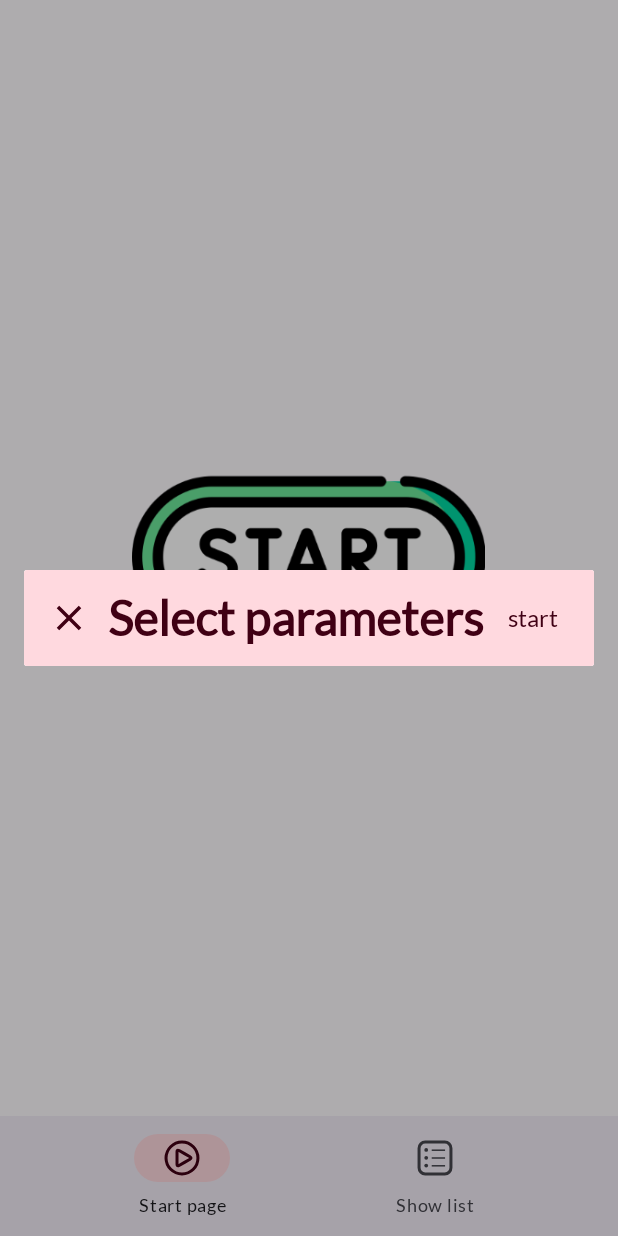
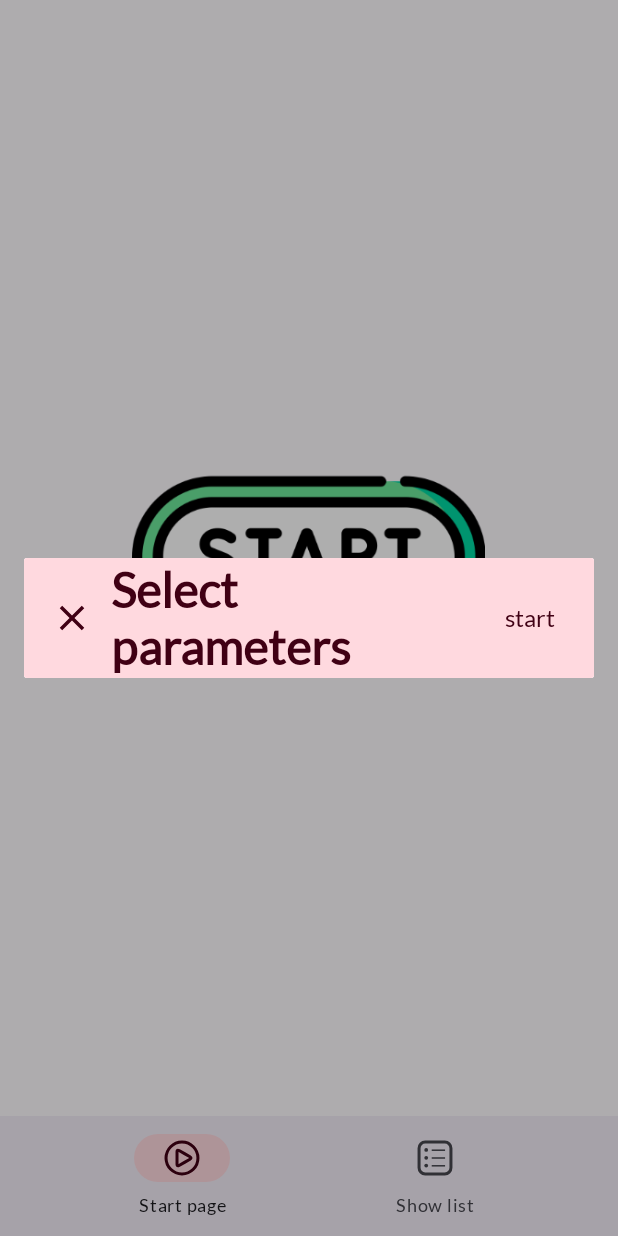
Before and after one commit to djdiidd/TrainingCompanion, an Android app: the fragment WorkoutStartFSDialog placed in its activity, on a phone screen of 412 x 824 dp. Run offline under Robolectric (Android 15) with nearby library versions, the phone set to English and light mode, and no system bars; our stand-ins replace data binding; Roboto replaces fonts that are not available here.

Commit message:
Обновление анимаций диалогового окна; Изменение разметки для поддержания малых экранов; Частичное исправление ошибки отображения таймера; Продолжение оптимизации памяти путем удаления ненужных файлов;

```diff
--- a/app/src/main/java/com/companion/android/trainingcompanion/activities/MainActivity.kt
+++ b/app/src/main/java/com/companion/android/trainingcompanion/activities/MainActivity.kt
@@ -720,7 +720,7 @@ class MainActivity : AppCompatActivity(),
 
                 timer.setDefaults(viewModel.restTime.value!!)
 
-                timer.attachUI( // STOPSHIP: TESTING
+                timer.attachUI(
                     findViewById(R.id.set_timer),
                     findViewById(R.id.set_timer_progress)
                 )
--- a/app/src/main/res/anim/anim_bounce.xml
+++ b/app/src/main/res/anim/anim_bounce.xml
@@ -11,5 +11,5 @@
         android:toXScale="1.0"
         android:fromYScale="0.85"
         android:toYScale="1.0"
-        android:duration="800"/>
+        android:duration="600"/>
 </set>
--- /dev/null
+++ b/app/src/main/res/anim/anim_fade_out.xml
@@ -0,0 +1,6 @@
+<?xml version="1.0" encoding="utf-8"?>
+<alpha xmlns:android="http://schemas.android.com/apk/res/android"
+    android:duration="@android:integer/config_shortAnimTime"
+    android:fromAlpha="1.0"
+    android:interpolator="?attr/quantizeMotionInterpolator"
+    android:toAlpha="0.0" />
--- a/app/src/main/res/layout/activity_main.xml
+++ b/app/src/main/res/layout/activity_main.xml
@@ -54,7 +54,7 @@
                         android:id="@+id/options_button"
                         android:layout_width="wrap_content"
                         android:layout_height="wrap_content"
-                        android:layout_marginEnd="14dp"
+                        android:layout_marginEnd="8dp"
                         android:background="@android:color/transparent"
                         android:minWidth="48dp"
                         android:minHeight="48dp"
@@ -83,6 +83,7 @@
             android:layout_width="wrap_content"
             android:layout_height="match_parent"
             android:layout_gravity="end"
+            android:background="@color/md_theme_surface"
             app:headerLayout="@layout/side_header">
 
             <!-- Тело бокового меню -->
@@ -102,19 +103,22 @@
                         android:layout_width="match_parent"
                         android:layout_height="wrap_content"
                         android:layout_margin="12dp"
-                        android:text="@string/title_change_workout_settings" />
+                        android:text="@string/title_change_workout_settings"
+                        android:textColor="@color/md_theme_onSurface" />
 
                     <!-- Выбор места тренировки -->
                     <TextView
                         android:id="@+id/side_menu_place"
                         android:layout_width="match_parent"
                         android:layout_height="40dp"
+                        android:layout_marginLeft="12dp"
+                        android:drawableStart="@drawable/ic_place_on_24"
+                        android:drawablePadding="10dp"
+                        android:drawableTint="@color/md_theme_onSurface"
                         android:gravity="center_vertical"
-                        android:textSize="16sp"
-                        android:layout_marginLeft="12dp"
-                        android:drawablePadding="10dp"
-                        android:text="@string/select_training_place"
-                        android:drawableStart="@drawable/ic_place_on_24"/>
+                        android:text="@string/workout_place"
+                        android:textColor="@color/md_theme_onSurface"
+                        android:textSize="16sp" />
 
                     <!-- Динамичная вкладка для выбора нового места -->
                     <androidx.constraintlayout.widget.ConstraintLayout
@@ -130,36 +134,42 @@
                             android:id="@+id/sub_menu_dynamic_place_home"
                             android:layout_width="match_parent"
                             android:layout_height="40dp"
+                            android:drawableStart="@drawable/ic_home_24"
+                            android:drawablePadding="8dp"
+                            android:drawableTint="@color/md_theme_onSurface"
                             android:gravity="center_vertical"
-                            app:layout_constraintTop_toTopOf="parent"
+                            android:text="@string/array_item_at_home"
+                            android:textColor="@color/md_theme_onSurface"
                             android:textSize="14sp"
-                            android:drawablePadding="8dp"
-                            android:text="@string/array_item_at_home"
-                            android:drawableStart="@drawable/ic_home_24"/>
+                            app:layout_constraintTop_toTopOf="parent" />
 
                         <!-- Подпункт динамичного меню -->
                         <TextView
                             android:id="@+id/sub_menu_dynamic_place_gym"
                             android:layout_width="match_parent"
                             android:layout_height="34dp"
+                            android:drawableStart="@drawable/ic_gym"
+                            android:drawablePadding="8dp"
+                            android:drawableTint="@color/md_theme_onSurface"
                             android:gravity="center_vertical"
+                            android:text="@string/array_item_in_gym"
+                            android:textColor="@color/md_theme_onSurface"
                             android:textSize="14sp"
-                            app:layout_constraintTop_toBottomOf="@id/sub_menu_dynamic_place_home"
-                            android:drawablePadding="8dp"
-                            android:text="@string/array_item_in_gym"
-                            android:drawableStart="@drawable/ic_gym"/>
+                            app:layout_constraintTop_toBottomOf="@id/sub_menu_dynamic_place_home" />
 
                         <!-- Подпункт динамичного меню -->
                         <TextView
                             android:id="@+id/sub_menu_dynamic_place_outdoors"
                             android:layout_width="match_parent"
                             android:layout_height="34dp"
+                            android:drawableStart="@drawable/ic_outdoors"
+                            android:drawablePadding="8dp"
+                            android:drawableTint="@color/md_theme_onSurface"
                             android:gravity="center_vertical"
+                            android:text="@string/array_item_outdoors"
+                            android:textColor="@color/md_theme_onSurface"
                             android:textSize="14sp"
-                            app:layout_constraintTop_toBottomOf="@id/sub_menu_dynamic_place_gym"
-                            android:drawablePadding="8dp"
-                            android:text="@string/array_item_outdoors"
-                            android:drawableStart="@drawable/ic_outdoors"/>
+                            app:layout_constraintTop_toBottomOf="@id/sub_menu_dynamic_place_gym" />
 
                     </androidx.constraintlayout.widget.ConstraintLayout>
 
@@ -168,12 +178,14 @@
                         android:id="@+id/side_menu_bodyparts"
                         android:layout_width="match_parent"
                         android:layout_height="40dp"
+                        android:layout_marginLeft="12dp"
+                        android:drawableStart="@drawable/ic_body_parts"
+                        android:drawablePadding="10dp"
+                        android:drawableTint="@color/md_theme_onSurface"
                         android:gravity="center_vertical"
-                        android:textSize="16sp"
-                        android:layout_marginLeft="12dp"
-                        android:drawablePadding="10dp"
                         android:text="@string/change_body_parts"
-                        android:drawableStart="@drawable/ic_body_parts"/>
+                        android:textColor="@color/md_theme_onSurface"
+                        android:textSize="16sp" />
 
                     <!-- Динамичная вкладка для редактирования тренеруемых мышц -->
                     <androidx.recyclerview.widget.RecyclerView
@@ -188,12 +200,14 @@
                         android:id="@+id/side_menu_muscles"
                         android:layout_width="match_parent"
                         android:layout_height="40dp"
+                        android:layout_marginLeft="12dp"
+                        android:drawableStart="@drawable/ic_muscle"
+                        android:drawablePadding="10dp"
+                        android:drawableTint="@color/md_theme_onSurface"
                         android:gravity="center_vertical"
-                        android:textSize="16sp"
-                        android:layout_marginLeft="12dp"
-                        android:drawablePadding="10dp"
                         android:text="@string/change_muscles"
-                        android:drawableStart="@drawable/ic_muscle"/>
+                        android:textColor="@color/md_theme_onSurface"
+                        android:textSize="16sp" />
 
                     <!-- Динамичная вкладка для редактирования тренеруемых мышц -->
                     <androidx.recyclerview.widget.RecyclerView
@@ -208,12 +222,14 @@
                         android:id="@+id/side_menu_time"
                         android:layout_width="match_parent"
                         android:layout_height="40dp"
+                        android:layout_marginLeft="12dp"
+                        android:drawableStart="@drawable/ic_timer"
+                        android:drawablePadding="10dp"
+                        android:drawableTint="@color/md_theme_onSurface"
                         android:gravity="center_vertical"
-                        android:textSize="16sp"
-                        android:layout_marginLeft="12dp"
-                        android:drawablePadding="10dp"
                         android:text="@string/change_rest_time"
-                        android:drawableStart="@drawable/ic_timer"/>
+                        android:textColor="@color/md_theme_onSurface"
+                        android:textSize="16sp" />
 
                     <!-- Динамичная вкладка для редактирования времени отдыха -->
                     <androidx.constraintlayout.widget.ConstraintLayout
@@ -234,7 +250,7 @@
                             app:layout_constraintBottom_toTopOf="@+id/side_menu_input_rest_time"
                             app:layout_constraintLeft_toLeftOf="parent"
                             app:layout_constraintTop_toTopOf="parent"
-                            app:layout_constraintVertical_bias="0.0"  />
+                            app:layout_constraintVertical_bias="0.0" />
 
 
                         <com.google.android.material.textview.MaterialTextView
@@ -242,6 +258,7 @@
                             android:layout_width="wrap_content"
                             android:layout_height="wrap_content"
                             android:layout_marginTop="8dp"
+                            android:textColor="@color/md_theme_onSurface"
                             app:layout_constraintEnd_toStartOf="@+id/add5s"
                             app:layout_constraintHorizontal_bias="0.5"
                             app:layout_constraintStart_toEndOf="@+id/sub5s"
@@ -268,6 +285,7 @@
                             android:hint="@string/side_menu_rest_time_hint"
                             android:inputType="number"
                             android:maxLength="3"
+                            android:textColor="@color/md_theme_onSurface"
                             android:textSize="15sp"
                             app:layout_constraintEnd_toEndOf="@+id/add5s"
                             app:layout_constraintHorizontal_bias="0.0"
@@ -281,6 +299,7 @@
                             android:layout_gravity="center"
                             android:enabled="false"
                             android:src="@drawable/ic_done_disabled"
+                            android:tint="@color/md_theme_onSurface"
                             android:visibility="gone"
                             app:layout_constraintEnd_toEndOf="parent"
                             app:layout_constraintHorizontal_bias="0.498"
@@ -301,19 +320,22 @@
                         android:layout_height="wrap_content"
                         android:layout_marginLeft="12dp"
                         android:layout_marginTop="6dp"
-                        android:text="@string/title_additional_settings" />
+                        android:text="@string/title_additional_settings"
+                        android:textColor="@color/md_theme_onSurface" />
 
                     <!-- Выбор уведомления пользователя -->
                     <TextView
                         android:id="@+id/side_menu_notification_mode"
                         android:layout_width="match_parent"
                         android:layout_height="40dp"
+                        android:layout_marginLeft="12dp"
+                        android:drawableStart="@drawable/ic_notifying"
+                        android:drawablePadding="10dp"
+                        android:drawableTint="@color/md_theme_onSurface"
                         android:gravity="center_vertical"
-                        android:textSize="16sp"
-                        android:layout_marginLeft="12dp"
-                        android:drawablePadding="10dp"
                         android:text="@string/workout_set_notifying"
-                        android:drawableStart="@drawable/ic_notifying"/>
+                        android:textColor="@color/md_theme_onSurface"
+                        android:textSize="16sp" />
 
                     <!-- Динамичная вкладка для выбора режима уведомления -->
                     <androidx.constraintlayout.widget.ConstraintLayout
@@ -328,36 +350,42 @@
                             android:id="@+id/sub_menu_dynamic_sound"
                             android:layout_width="match_parent"
                             android:layout_height="34dp"
+                            android:drawableStart="@drawable/ic_sound_outlined"
+                            android:drawablePadding="8dp"
+                            android:drawableTint="@color/md_theme_onSurface"
                             android:gravity="center_vertical"
+                            android:text="@string/notifying_sd_with_sound"
+                            android:textColor="@color/md_theme_onSurface"
                             android:textSize="14sp"
-                            app:layout_constraintTop_toTopOf="parent"
-                            android:drawablePadding="8dp"
-                            android:text="@string/notifying_sd_with_sound"
-                            android:drawableStart="@drawable/ic_sound_outlined"/>
+                            app:layout_constraintTop_toTopOf="parent" />
 
                         <!-- Подпункт динамичного меню -->
                         <TextView
                             android:id="@+id/sub_menu_dynamic_vibration"
                             android:layout_width="match_parent"
                             android:layout_height="34dp"
+                            android:drawableStart="@drawable/ic_vibration_outlined"
+                            android:drawablePadding="8dp"
+                            android:drawableTint="@color/md_theme_onSurface"
                             android:gravity="center_vertical"
+                            android:text="@string/notifying_sd_vibration"
+                            android:textColor="@color/md_theme_onSurface"
                             android:textSize="14sp"
-                            app:layout_constraintTop_toBottomOf="@id/sub_menu_dynamic_sound"
-                            android:drawablePadding="8dp"
-                            android:text="@string/notifying_sd_vibration"
-                            android:drawableStart="@drawable/ic_vibration_outlined"/>
+                            app:layout_constraintTop_toBottomOf="@id/sub_menu_dynamic_sound" />
 
                         <!-- Подпункт динамичного меню -->
                         <TextView
                             android:id="@+id/sub_menu_dynamic_anim"
                             android:layout_width="match_parent"
                             android:layout_height="34dp"
+                            android:drawableStart="@drawable/ic_animation_outlined"
+                            android:drawablePadding="8dp"
+                            android:drawableTint="@color/md_theme_onSurface"
                             android:gravity="center_vertical"
+                            android:text="@string/notifying_sd_screen_anim"
+                            android:textColor="@color/md_theme_onSurface"
                             android:textSize="14sp"
-                            app:layout_constraintTop_toBottomOf="@id/sub_menu_dynamic_vibration"
-                            android:drawablePadding="8dp"
-                            android:text="@string/notifying_sd_screen_anim"
-                            android:drawableStart="@drawable/ic_animation_outlined"/>
+                            app:layout_constraintTop_toBottomOf="@id/sub_menu_dynamic_vibration" />
 
                     </androidx.constraintlayout.widget.ConstraintLayout>
 
--- a/app/src/main/res/layout/dialog_start_workout.xml
+++ b/app/src/main/res/layout/dialog_start_workout.xml
@@ -22,7 +22,8 @@
 
             <RelativeLayout
                 android:layout_width="match_parent"
-                android:layout_height="wrap_content">
+                android:layout_height="wrap_content"
+                android:padding="2dp">
 
                 <ImageView
                     android:id="@+id/cancel_button"
@@ -30,9 +31,9 @@
                     android:layout_height="wrap_content"
                     android:layout_alignParentStart="true"
                     android:layout_centerVertical="true"
+                    android:layout_marginEnd="12dp"
                     android:minWidth="28dp"
                     android:minHeight="28dp"
-                    android:layout_marginEnd="12dp"
                     android:src="@drawable/ic_close"
                     app:tint="@color/md_theme_onSecondaryContainer" />
 
@@ -45,6 +46,8 @@
                     android:text="@string/title_select_workout_parameters"
                     android:textColor="@color/md_theme_onSecondaryContainer"
                     android:textSize="32sp"
+
+                    app:autoSizeTextType="uniform"
                     android:textStyle="bold" />
 
                 <com.google.android.material.button.MaterialButton
@@ -53,7 +56,9 @@
                     android:layout_width="wrap_content"
                     android:layout_height="wrap_content"
                     android:layout_alignParentEnd="true"
+                    android:layout_centerVertical="true"
                     android:layout_marginEnd="12dp"
+                    app:autoSizeTextType="uniform"
                     android:text="@string/button_dialog_start"
                     android:textColor="@color/md_theme_onSecondaryContainer"
                     android:textSize="16sp" />
@@ -292,7 +297,7 @@
                             <com.google.android.material.button.MaterialButton
                                 android:id="@+id/body_parts_button"
                                 style="@style/Widget.App.FloatingButton"
-                                android:layout_width="match_parent"
+                                android:layout_width="0dp"
                                 android:layout_height="wrap_content"
                                 android:text="@string/select_body_parts"
                                 app:layout_constraintEnd_toStartOf="@id/guideline_train"
@@ -312,8 +317,9 @@
                                 android:layout_width="0dp"
                                 android:layout_height="wrap_content"
                                 android:layout_marginLeft="8dp"
+                                android:enabled="false"
                                 android:text="@string/select_muscles"
-                                android:visibility="gone"
+                                android:visibility="visible"
                                 app:layout_constraintEnd_toEndOf="parent"
                                 app:layout_constraintStart_toStartOf="@+id/guideline_train"
                                 app:layout_constraintTop_toTopOf="parent" />
--- a/app/src/main/res/values/strings.xml
+++ b/app/src/main/res/values/strings.xml
@@ -19,6 +19,7 @@
     <string name="select_body_parts">Choose body parts</string>
     <string name="select_muscles">Choose muscles</string>
     <string name="select_training_place">Where are you going to train?</string>
+    <string name="workout_place">Workout place</string>
     <string name="select_notifying_mode">How will you be notified?</string>
     <string name="select_rest_time">What is your rest time?</string>
     <string name="select_rest_time_via_slider">Select via slider</string>
--- a/app/src/main/res/values/styles.xml
+++ b/app/src/main/res/values/styles.xml
@@ -10,23 +10,21 @@
         <item name="android:paddingStart">50dp</item>
     </style>
 
-
     <style name="BounceAnimation">
         <item name="android:windowEnterAnimation">@anim/anim_bounce</item>
-        <item name="android:windowExitAnimation">@android:anim/fade_out</item>
+        <item name="android:windowExitAnimation">@anim/anim_fade_out</item>
     </style>
 
     <style name="SliderStyle">
-                <item name="thumbColor">@android:color/white</item>
-                <item name="haloColor">@color/md_theme_secondary</item>
+        <item name="thumbColor">@android:color/white</item>
+        <item name="haloColor">@color/md_theme_secondary</item>
         <item name="haloRadius">14dp</item>
         <item name="thumbRadius">12dp</item>
-                <item name="trackColorInactive">@color/md_theme_onPrimary</item>
-                <item name="tickColorInactive">@color/md_theme_onPrimary</item>
+        <item name="trackColorInactive">@color/md_theme_onPrimary</item>
+        <item name="tickColorInactive">@color/md_theme_onPrimary</item>
         <item name="trackHeight">3dp</item>
 
     </style>
-
 
     <style name="SimpleOutlinedButton" parent="Widget.MaterialComponents.TimePicker.Button">
         <item name="android:textSize">18sp</item>
--- a/app/src/main/res/values/themes.xml
+++ b/app/src/main/res/values/themes.xml
@@ -37,6 +37,7 @@
 
     <style name="ThemeOverlay.App.MaterialAlertDialog" parent="ThemeOverlay.Material3.MaterialAlertDialog">
         <item name="android:windowAnimationStyle">@style/BounceAnimation</item>
+        <item name="buttonGravity">bottom</item>
     </style>
 
     <style name="SplashScreenTheme" parent="Theme.MaterialComponents.DayNight.NoActionBar">
```
Also changed, not shown: app/src/main/java/com/companion/android/trainingcompanion/adapters/PlaceSpinnerAdapter.kt (deleted, +0 -35 lines), app/src/main/java/com/companion/android/trainingcompanion/dialogs/WorkoutStartDialog.kt (+0 -18 lines), app/src/main/java/com/companion/android/trainingcompanion/dialogs/WorkoutStartFSDialog.kt (+10 -9 lines), app/src/main/java/com/companion/android/trainingcompanion/time_utils/CountDownTimer.kt (+24 -25 lines), app/src/main/java/com/companion/android/trainingcompanion/time_utils/Stopwatch.kt (+7 -4 lines), app/src/main/res/layout/side_header.xml (+6 -2 lines), app/src/main/res/layout/spinner_item.xml (deleted, +0 -22 lines).
